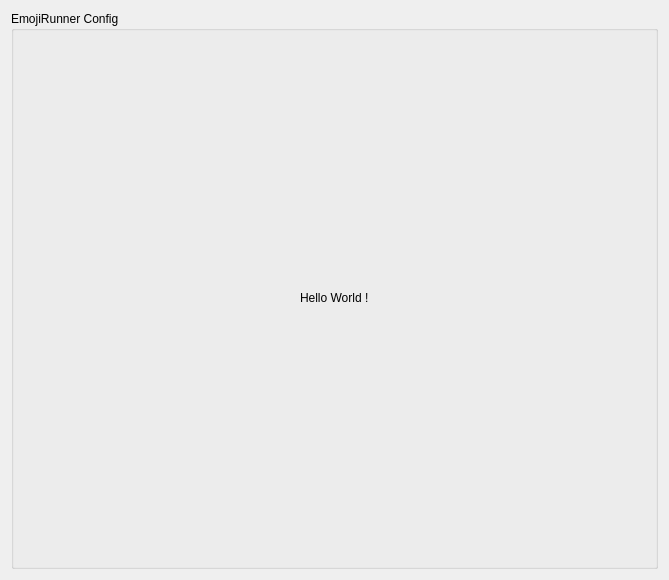
Before: the Qt Designer form src/config/emojirunner_config.ui in alex1701c/EmojiRunner, drawn with Qt 5.
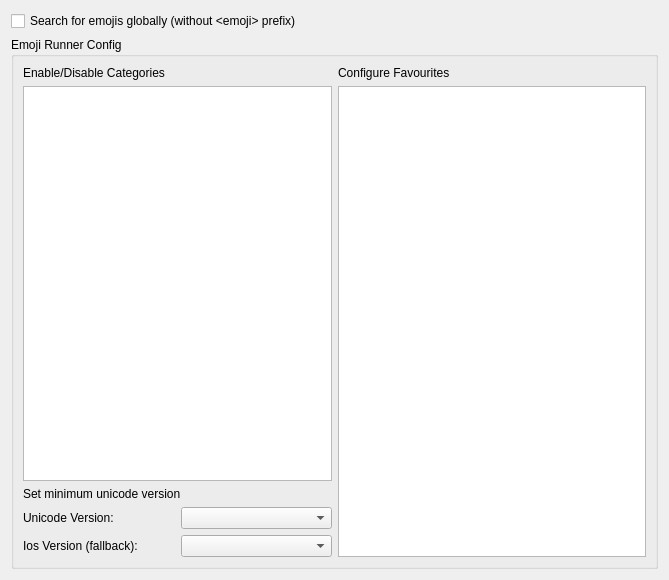
After: the same form once the commit is applied.

Commit message: Most of GUI designed and settings are loaded

Patch:
```diff
--- a/src/config/emojirunner_config.ui
+++ b/src/config/emojirunner_config.ui
@@ -18,6 +18,17 @@
    </size>
   </property>
   <layout class="QVBoxLayout" name="verticalLayout">
+   <item>
+    <layout class="QVBoxLayout" name="verticalLayout_5">
+     <item>
+      <widget class="QCheckBox" name="enableGlobalSearch">
+       <property name="text">
+        <string>Search for emojis globally (without &lt;emoji&gt; prefix)</string>
+       </property>
+      </widget>
+     </item>
+    </layout>
+   </item>
    <item>
     <widget class="QGroupBox" name="parentLayout">
      <property name="enabled">
@@ -33,15 +44,75 @@
       <enum>Qt::LeftToRight</enum>
      </property>
      <property name="title">
-      <string>EmojiRunner Config</string>
+      <string>Emoji Runner Config</string>
      </property>
-     <layout class="QVBoxLayout" name="verticalLayout_4">
-      <item alignment="Qt::AlignHCenter|Qt::AlignVCenter">
-       <widget class="QLabel" name="label">
-        <property name="text">
-         <string>Hello World !</string>
-        </property>
-       </widget>
+     <layout class="QHBoxLayout" name="horizontalLayout">
+      <item>
+       <layout class="QVBoxLayout" name="verticalLayout_2">
+        <item>
+         <widget class="QLabel" name="label">
+          <property name="text">
+           <string>Enable/Disable Categories</string>
+          </property>
+         </widget>
+        </item>
+        <item>
+         <widget class="QListWidget" name="categoryListView"/>
+        </item>
+        <item>
+         <layout class="QVBoxLayout" name="verticalLayout_4">
+          <item>
+           <widget class="QLabel" name="label_3">
+            <property name="text">
+             <string>Set minimum unicode version</string>
+            </property>
+           </widget>
+          </item>
+          <item>
+           <layout class="QHBoxLayout" name="horizontalLayout_3">
+            <item>
+             <widget class="QLabel" name="label_4">
+              <property name="text">
+               <string>Unicode Version:</string>
+              </property>
+             </widget>
+            </item>
+            <item>
+             <widget class="QComboBox" name="unicodeComboBox"/>
+            </item>
+           </layout>
+          </item>
+          <item>
+           <layout class="QHBoxLayout" name="horizontalLayout_2">
+            <item>
+             <widget class="QLabel" name="label_5">
+              <property name="text">
+               <string>Ios Version (fallback):</string>
+              </property>
+             </widget>
+            </item>
+            <item>
+             <widget class="QComboBox" name="iosComboBox"/>
+            </item>
+           </layout>
+          </item>
+         </layout>
+        </item>
+       </layout>
+      </item>
+      <item>
+       <layout class="QVBoxLayout" name="verticalLayout_3">
+        <item>
+         <widget class="QLabel" name="label_2">
+          <property name="text">
+           <string>Configure Favourites</string>
+          </property>
+         </widget>
+        </item>
+        <item>
+         <widget class="QListWidget" name="favouriteListView"/>
+        </item>
+       </layout>
       </item>
      </layout>
     </widget>
```
The commit also changes 4 other files.
